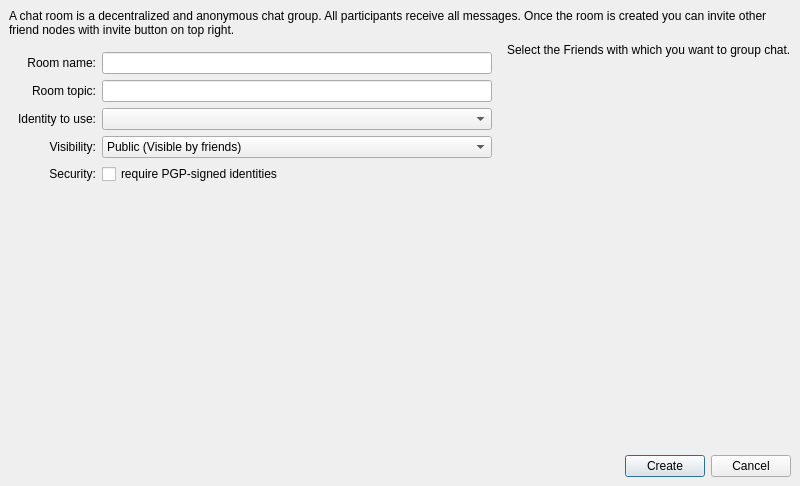
First picture: the form in retroshare-gui/src/gui/chat/CreateLobbyDialog.ui, repository RetroShare/RetroShare, before the edit.
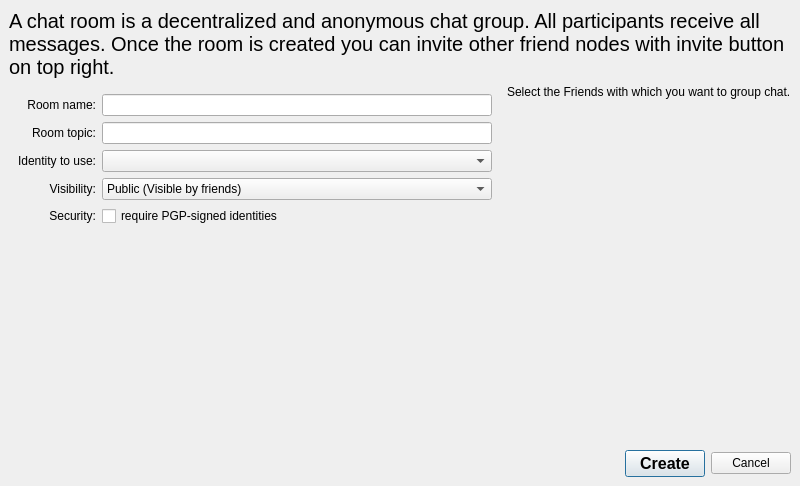
Second picture: the form after the edit. Icons and pictures are not drawn. Custom widgets are drawn as their Qt base class.

```diff
--- a/retroshare-gui/src/gui/chat/CreateLobbyDialog.ui
+++ b/retroshare-gui/src/gui/chat/CreateLobbyDialog.ui
@@ -40,7 +40,12 @@
     <widget class="QFrame" name="frame">
      <layout class="QVBoxLayout" name="frameVLayout">
       <item>
-       <widget class="StyledLabel" name="lobbyInfoLabel">
+       <widget class="QLabel" name="info_Label_Lobby">
+        <property name="font">
+         <font>
+          <pointsize>15</pointsize>
+         </font>
+        </property>
         <property name="text">
          <string>A chat room is a decentralized and anonymous chat group. All participants receive all messages. Once the room is created you can invite other friend nodes with invite button on top right.</string>
         </property>
@@ -230,6 +235,13 @@
         </item>
         <item>
          <widget class="QPushButton" name="createButton">
+          <property name="font">
+           <font>
+            <pointsize>12</pointsize>
+            <weight>75</weight>
+            <bold>true</bold>
+           </font>
+          </property>
           <property name="text">
            <string>Create</string>
           </property>
@@ -250,17 +262,6 @@
   </layout>
  </widget>
  <customwidgets>
-  <customwidget>
-   <class>StyledLabel</class>
-   <extends>QLabel</extends>
-   <header>gui/common/StyledLabel.h</header>
-  </customwidget>
-  <customwidget>
-   <class>HeaderFrame</class>
-   <extends>QFrame</extends>
-   <header>gui/common/HeaderFrame.h</header>
-   <container>1</container>
-  </customwidget>
   <customwidget>
    <class>FriendSelectionWidget</class>
    <extends>QWidget</extends>
@@ -272,6 +273,17 @@
    <extends>QComboBox</extends>
    <header>gui/gxs/GxsIdChooser.h</header>
   </customwidget>
+  <customwidget>
+   <class>HeaderFrame</class>
+   <extends>QFrame</extends>
+   <header>gui/common/HeaderFrame.h</header>
+   <container>1</container>
+  </customwidget>
+  <customwidget>
+   <class>RSComboBox</class>
+   <extends>QComboBox</extends>
+   <header>gui/common/RSComboBox.h</header>
+  </customwidget>
  </customwidgets>
  <resources>
   <include location="../images.qrc"/>
```
Left out of the diff: 6 changed lines with no effect on the pictures.
